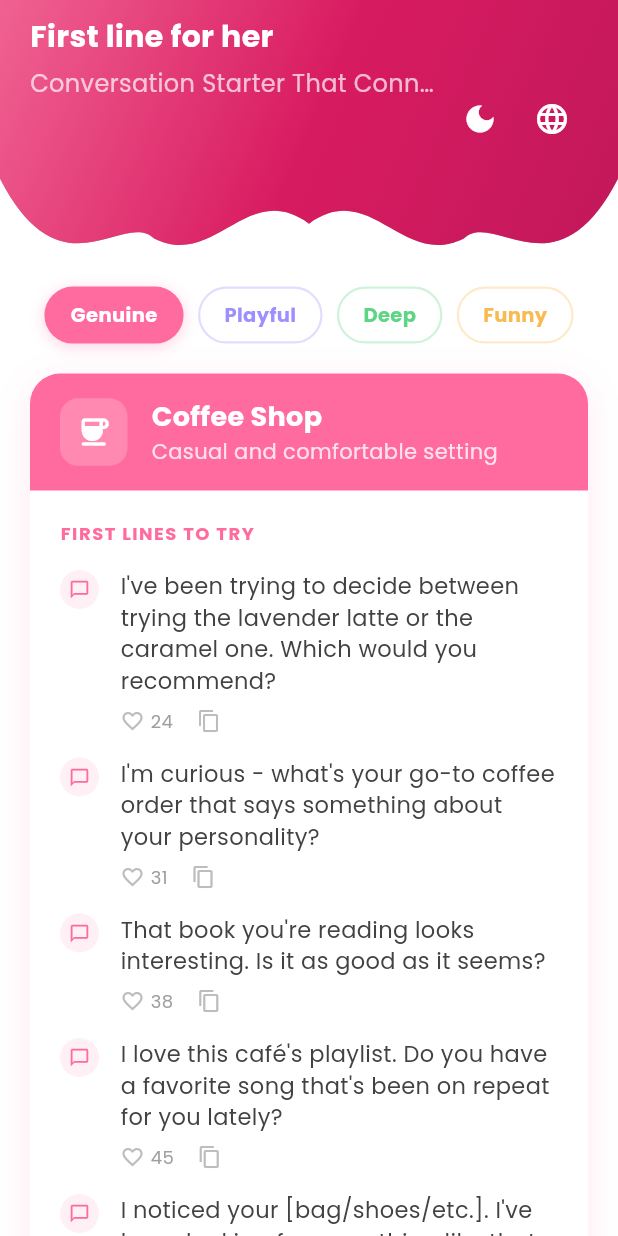
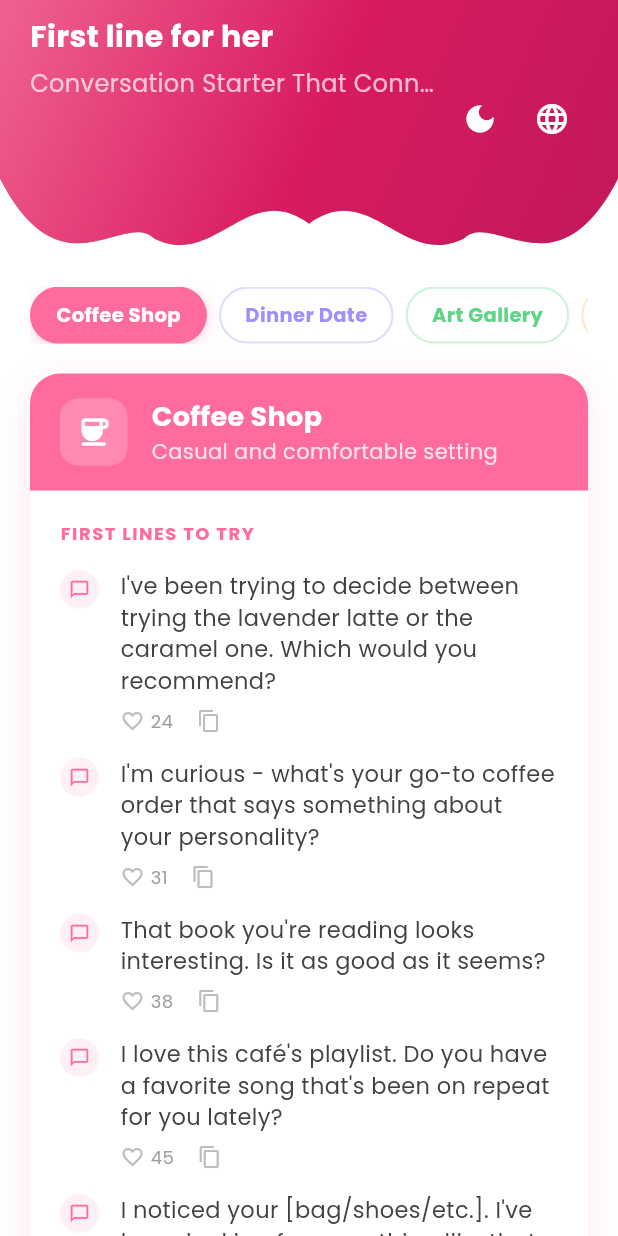
Before and after one commit to developeraavash/pickuplines, a Flutter app: the screen it shows after launch, after a tap on "See All", on a phone screen of 412 x 824 dp. Run offline on Flutter 3.47's test engine with Material 3 defaults, Android fonts, the phone set to English and light mode, and no system bars; our stand-ins replace firebase_core, flutter_screenutil, google_fonts; accounts and stored records are empty.

Commit message:
dynamicity is added in firstlinescreen.dart

```diff
--- a/lib/features/first_line/screens/first_line_screen.dart
+++ b/lib/features/first_line/screens/first_line_screen.dart
@@ -16,7 +16,9 @@ class GirlsFirstLinesScreen extends StatefulWidget {
 
 class _GirlsFirstLinesScreenState extends State<GirlsFirstLinesScreen> {
   List<dynamic> categories = [];
+  List<dynamic> chipCategories = [];
   bool isLoading = true;
+  int selectedChipIndex = 0;
 
   @override
   void initState() {
@@ -31,6 +33,11 @@ class _GirlsFirstLinesScreenState extends State<GirlsFirstLinesScreen> {
     final jsonResult = json.decode(data);
     setState(() {
       categories = jsonResult['categories'];
+      // Create chip categories from the main categories
+      chipCategories =
+          categories
+              .map((cat) => {'label': cat['title'], 'color': cat['color']})
+              .toList();
       isLoading = false;
     });
   }
@@ -77,45 +84,45 @@ class _GirlsFirstLinesScreenState extends State<GirlsFirstLinesScreen> {
                   bottom: 100,
                 ),
                 children: [
-                  // Categories (you can also load these from JSON if you want)
+                  // Dynamic category chips
                   Padding(
                     padding: const EdgeInsets.only(bottom: 20),
+                    child: SingleChildScrollView(
+                      scrollDirection: Axis.horizontal,
                       child: Row(
-                      mainAxisAlignment: MainAxisAlignment.spaceEvenly,
                         children: [
-                        CategoryChip(
-                          label: 'Genuine',
-                          color: Color(0xFFFF6B9E),
-                          isSelected: true,
+                          for (int i = 0; i < chipCategories.length; i++)
+                            Padding(
+                              padding: const EdgeInsets.only(right: 8),
+                              child: CategoryChip(
+                                label: chipCategories[i]['label'],
+                                color: _colorFromHex(
+                                  chipCategories[i]['color'],
                                 ),
-                        CategoryChip(
-                          label: 'Playful',
-                          color: Color(0xFF9E8FFF),
-                          isSelected: false,
+                                isSelected: selectedChipIndex == i,
+                                onSelected: () {
+                                  setState(() {
+                                    selectedChipIndex = i;
+                                  });
+                                },
                               ),
-                        CategoryChip(
-                          label: 'Deep',
-                          color: Color(0xFF5ED584),
-                          isSelected: false,
-                        ),
-                        CategoryChip(
-                          label: 'Funny',
-                          color: Color(0xFFF9BA51),
-                          isSelected: false,
                             ),
                         ],
                       ),
                     ),
-                  // Dynamically generated cards
-                  for (final cat in categories)
-                    Padding(
-                      padding: const EdgeInsets.only(bottom: 20),
-                      child: FirstLineCategoryCard(
-                        title: cat['title'],
-                        subtitle: cat['subtitle'],
-                        icon: _iconFromString(cat['icon']),
-                        color: _colorFromHex(cat['color']),
-                        lines: List<String>.from(cat['lines']),
+                  ),
+                  // Dynamically generated cards - showing only the selected category
+                  FirstLineCategoryCard(
+                    title: categories[selectedChipIndex]['title'],
+                    subtitle: categories[selectedChipIndex]['subtitle'],
+                    icon: _iconFromString(
+                      categories[selectedChipIndex]['icon'],
+                    ),
+                    color: _colorFromHex(
+                      categories[selectedChipIndex]['color'],
+                    ),
+                    lines: List<String>.from(
+                      categories[selectedChipIndex]['lines'],
                     ),
                   ),
                 ],
--- a/lib/features/first_line/widgets/category_chip.dart
+++ b/lib/features/first_line/widgets/category_chip.dart
@@ -4,32 +4,36 @@ class CategoryChip extends StatelessWidget {
   final String label;
   final Color color;
   final bool isSelected;
+  final VoidCallback? onSelected;
 
   const CategoryChip({
     super.key,
     required this.label,
     required this.color,
     required this.isSelected,
+    this.onSelected,
   });
 
   @override
   Widget build(BuildContext context) {
-    return Container(
-      padding: EdgeInsets.symmetric(horizontal: 16, vertical: 8),
+    return GestureDetector(
+      onTap: onSelected,
+      child: Container(
+        padding: const EdgeInsets.symmetric(horizontal: 16, vertical: 8),
         decoration: BoxDecoration(
           color: isSelected ? color : Colors.white,
           borderRadius: BorderRadius.circular(20),
           border: Border.all(
-          color: isSelected ? Colors.transparent : color.withValues(alpha: 0.3),
+            color: isSelected ? Colors.transparent : color.withOpacity(0.3),
             width: 1.5,
           ),
           boxShadow:
               isSelected
                   ? [
                     BoxShadow(
-                    color: color.withValues(alpha: 0.3),
+                      color: color.withOpacity(0.3),
                       blurRadius: 8,
-                    offset: Offset(0, 2),
+                      offset: const Offset(0, 2),
                     ),
                   ]
                   : [],
@@ -42,6 +46,7 @@ class CategoryChip extends StatelessWidget {
             fontSize: 13,
           ),
         ),
+      ),
     );
   }
 }
```
Lines whose indentation alone changed are shown as unchanged.
